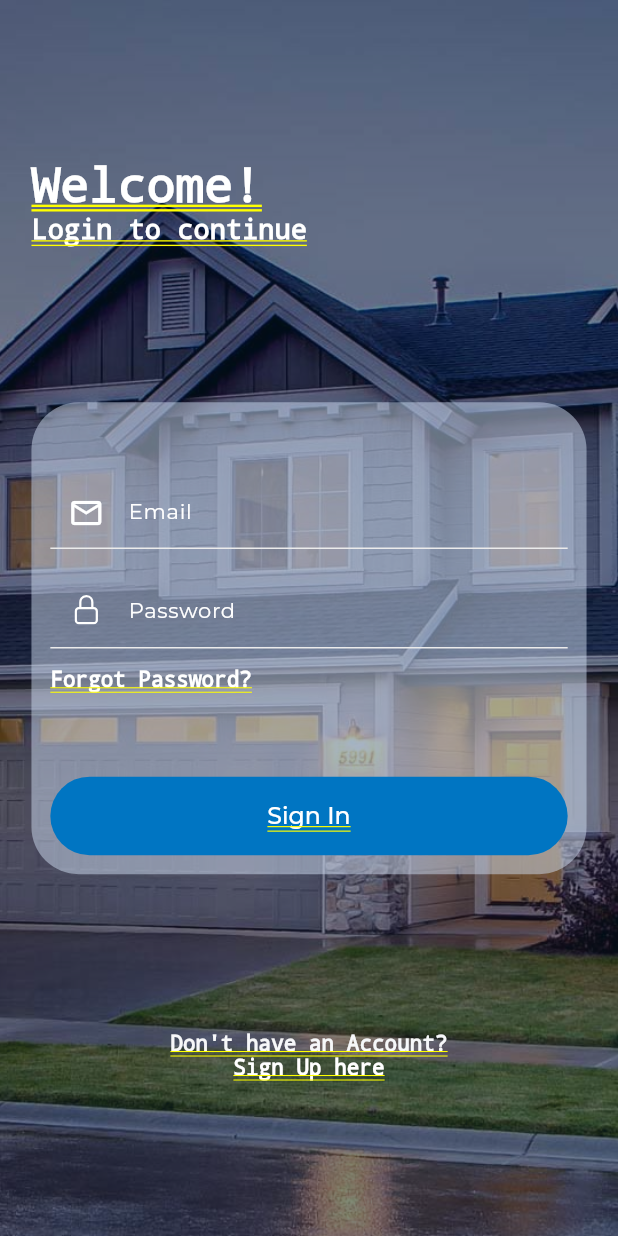
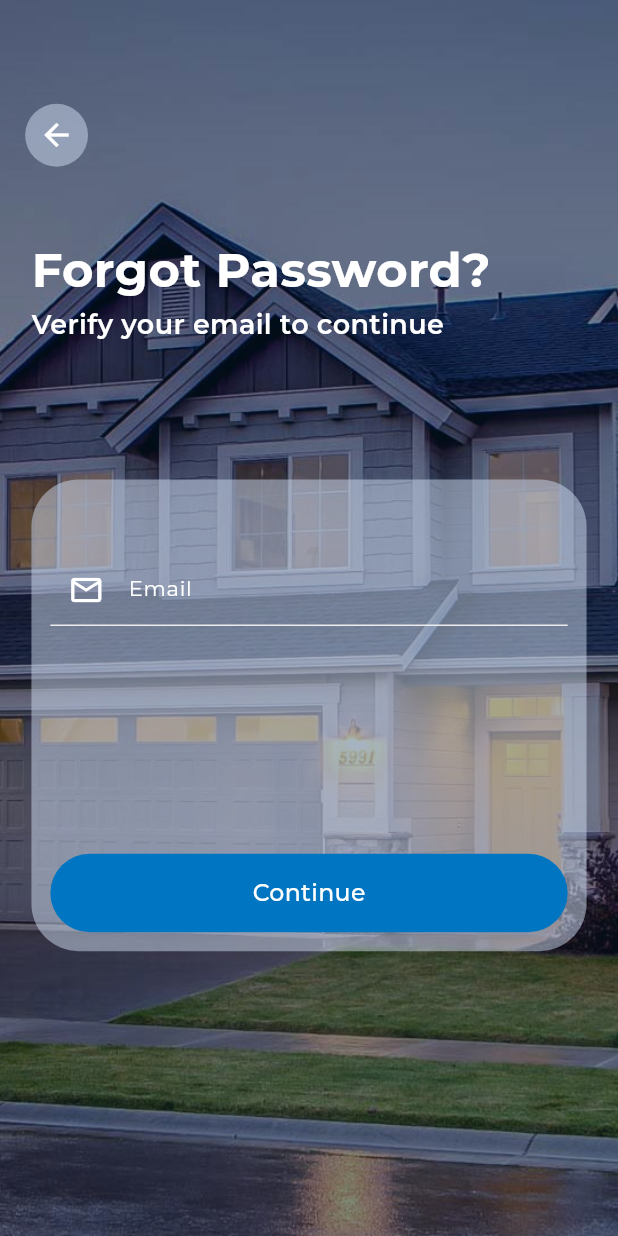
Before and after one commit to mahnoorr1/stargate, a Flutter app: the LoginScreen screen opened by its route, after a tap on "Forgot Password?", on a phone screen of 412 x 824 dp. Run offline on Flutter 3.47's test engine with Material 3 defaults, Android fonts, the phone set to English and light mode, and no system bars; our stand-ins replace dots_indicator, dropdown_button2, file_picker, flutter_bloc, flutter_cache_manager, flutter_easyloading and 10 more; missing offline and left inert: carousel_slider_plus, country_state_city_pro, flutter_cached_pdfview, flutter_pdfview; accounts and stored records are empty; network calls fail.

Commit message:
forget password done

```diff
--- /dev/null
+++ b/lib/screens/forget password/forget_pass.dart
@@ -0,0 +1,318 @@
+// ignore_for_file: use_build_context_synchronously
+
+import 'package:flutter/material.dart';
+import 'package:flutter_screenutil/flutter_screenutil.dart';
+import 'package:stargate/services/user_profiling.dart';
+import 'package:stargate/widgets/buttons/back_button.dart';
+import 'package:stargate/widgets/custom_toast.dart';
+import 'package:stargate/widgets/inputfields/underlined_textfield.dart';
+import 'package:stargate/widgets/loader/loader.dart';
+import 'package:stargate/widgets/screen/screen.dart';
+
+import '../../config/core.dart';
+import '../../utils/app_images.dart';
+import '../../widgets/buttons/custom_button.dart';
+
+class ForgetPass extends StatefulWidget {
+  const ForgetPass({super.key});
+
+  @override
+  State<ForgetPass> createState() => _ForgetPassState();
+}
+
+class _ForgetPassState extends State<ForgetPass> {
+  TextEditingController email = TextEditingController();
+
+  TextEditingController otp = TextEditingController();
+
+  TextEditingController pass = TextEditingController();
+
+  TextEditingController confirmPass = TextEditingController();
+
+  bool loading = false;
+
+  final formKey = GlobalKey<FormState>();
+
+  bool emailActive = true;
+
+  bool otpActive = false;
+
+  bool changePass = false;
+
+  void onEmailContinue() async {
+    if (email.text.isEmpty) {
+      showToast(
+        message: "Please enter email!",
+        context: context,
+        isAlert: true,
+        color: Colors.redAccent,
+      );
+    } else {
+      setState(() {
+        loading = true;
+      });
+      String emailResponse = await forgetPassword(email.text);
+      showToast(
+        message: emailResponse,
+        context: context,
+      );
+      if (emailResponse == 'OTP sent to your email') {
+        setState(() {
+          emailActive = false;
+          otpActive = true;
+          loading = false;
+        });
+      }
+      setState(() {
+        loading = false;
+      });
+    }
+  }
+
+  void verifyOTP() async {
+    setState(() {
+      loading = true;
+    });
+    String response = await verifyForgetPassOTP(otp.text, email.text);
+    showToast(message: response, context: context, isAlert: true);
+    setState(() {
+      loading = false;
+    });
+    if (response == 'Email verified!') {
+      setState(() {
+        otpActive = false;
+        changePass = true;
+      });
+    }
+  }
+
+  void changePassword() async {
+    if (pass.text != confirmPass.text) {
+      showToast(
+        message: "Password does not match",
+        context: context,
+        isAlert: true,
+        color: Colors.redAccent,
+      );
+    } else {
+      setState(() {
+        loading = true;
+      });
+      String response = await resetForgottenPassword(email.text, pass.text);
+      showToast(message: response, context: context, isAlert: true);
+      if (response == "Password Changed, Login to Continue!") {
+        Navigator.pop(context);
+      }
+      setState(() {
+        loading = false;
+      });
+    }
+  }
+
+  @override
+  Widget build(BuildContext context) {
+    return Screen(
+      overlayWidgets: [
+        if (loading)
+          const FullScreenLoader(
+            loading: true,
+          )
+      ],
+      child: Scaffold(
+        body: Container(
+          height: double.infinity,
+          width: double.infinity,
+          decoration: const BoxDecoration(
+            image: DecorationImage(
+              image: AssetImage(
+                AppImages.house,
+              ),
+              fit: BoxFit.cover,
+            ),
+          ),
+          child: Stack(
+            children: [
+              Container(
+                height: double.infinity,
+                width: double.infinity,
+                // ignore: deprecated_member_use
+                color: AppColors.black.withOpacity(0.5),
+              ),
+              GestureDetector(
+                onTap: () => Navigator.pop(context),
+                child: Padding(
+                  padding:
+                      EdgeInsets.symmetric(vertical: 60.w, horizontal: 10.w),
+                  child: const CustomBackButton(
+                    color: Colors.white,
+                  ),
+                ),
+              ),
+              Padding(
+                padding: EdgeInsets.symmetric(horizontal: 20.w),
+                child: Column(
+                  crossAxisAlignment: CrossAxisAlignment.start,
+                  mainAxisAlignment: MainAxisAlignment.spaceEvenly,
+                  children: [
+                    Column(
+                      crossAxisAlignment: CrossAxisAlignment.start,
+                      children: [
+                        SizedBox(
+                          height: 70.h,
+                        ),
+                        Text(
+                          emailActive
+                              ? "Forgot Password?"
+                              : otpActive
+                                  ? "Verify OTP"
+                                  : "Change Password",
+                          style: AppStyles.heading1.copyWith(
+                            color: Colors.white,
+                          ),
+                        ),
+                        Text(
+                          emailActive
+                              ? "Verify your email to continue"
+                              : otpActive
+                                  ? "Enter the OTP sent to you at ${email.text}"
+                                  : "Enter a new valid password",
+                          style: AppStyles.heading3.copyWith(
+                            color: Colors.white,
+                          ),
+                        ),
+                      ],
+                    ),
+                    Align(
+                      alignment: Alignment.center,
+                      child: Container(
+                        height: 300.w,
+                        width: MediaQuery.of(context).size.width * 0.9,
+                        padding: EdgeInsets.all(12.w),
+                        decoration: BoxDecoration(
+                          borderRadius: BorderRadius.circular(30.w),
+                          color: AppColors.lightBlue,
+                        ),
+                        child: Form(
+                          key: formKey,
+                          child: Column(
+                            mainAxisAlignment: MainAxisAlignment.center,
+                            crossAxisAlignment: CrossAxisAlignment.start,
+                            children: [
+                              SizedBox(
+                                height: 24.w,
+                              ),
+                              emailActive
+                                  ? UnderlinedTextField(
+                                      controller: email,
+                                      label: "Email",
+                                      hintText: "Enter email",
+                                      inputType: TextInputType.emailAddress,
+                                      icon: Icons.email_outlined,
+                                      obscureText: true,
+                                      validator: (value) {
+                                        if (value == null || value.isEmpty) {
+                                          return 'Please enter your email';
+                                        }
+                                        if (!RegExp(r'^[^@]+@[^@]+\.[^@]+')
+                                            .hasMatch(value)) {
+                                          return 'Please enter a valid email address';
+                                        }
+                                        return null;
+                                      },
+                                    )
+                                  : otpActive
+                                      ? UnderlinedTextField(
+                                          controller: otp,
+                                          label: "Enter otp",
+                                          hintText: "Enter otp",
+                                          inputType: TextInputType.number,
+                                          icon: Icons.password,
+                                          validator: (value) {
+                                            if (value == null ||
+                                                value.isEmpty) {
+                                              return 'Please enter OTP';
+                                            }
+
+                                            return null;
+                                          },
+                                        )
+                                      : Column(
+                                          children: [
+                                            UnderlinedTextField(
+                                              controller: pass,
+                                              label: "New Password",
+                                              hintText: "New Password",
+                                              inputType: TextInputType.text,
+                                              prefixSvgPath: AppIcons.lock,
+                                              validator: (value) {
+                                                if (value == null ||
+                                                    value.isEmpty) {
+                                                  return 'Please enter password';
+                                                } else if (value.length < 8) {
+                                                  return 'Password should be atleast 8 characters';
+                                                }
+
+                                                return null;
+                                              },
+                                            ),
+                                            SizedBox(
+                                              height: 3.w,
+                                            ),
+                                            UnderlinedTextField(
+                                              controller: confirmPass,
+                                              label: "Confirm Password",
+                                              hintText: "Confirm Password",
+                                              inputType: TextInputType.text,
+                                              prefixSvgPath: AppIcons.lock,
+                                              obscureText: true,
+                                              validator: (value) {
+                                                if (value == null ||
+                                                    value.isEmpty) {
+                                                  return 'Please enter password';
+                                                } else if (value.length < 8) {
+                                                  return 'Password should be atleast 8 characters';
+                                                }
+
+                                                return null;
+                                              },
+                                            ),
+                                          ],
+                                        ),
+                              const Spacer(),
+                              CustomButton(
+                                  text: changePass
+                                      ? "Change Password"
+                                      : "Continue",
+                                  onPressed: () {
+                                    if (emailActive) {
+                                      if (formKey.currentState!.validate()) {
+                                        onEmailContinue();
+                                      }
+                                    } else if (otpActive) {
+                                      if (formKey.currentState!.validate()) {
+                                        verifyOTP();
+                                      }
+                                    } else {
+                                      if (formKey.currentState!.validate()) {
+                                        changePassword();
+                                      }
+                                    }
+                                  }),
+                            ],
+                          ),
+                        ),
+                      ),
+                    ),
+                    const SizedBox(
+                      height: 10,
+                    ),
+                  ],
+                ),
+              ),
+            ],
+          ),
+        ),
+      ),
+    );
+  }
+}
--- a/lib/screens/login/login_screen.dart
+++ b/lib/screens/login/login_screen.dart
@@ -3,6 +3,7 @@
 import 'package:flutter/material.dart';
 import 'package:stargate/config/core.dart';
 import 'package:stargate/providers/service_providers_provider.dart';
+import 'package:stargate/screens/forget%20password/forget_pass.dart';
 import 'package:stargate/screens/otp_screen/otp_Screen.dart';
 import 'package:stargate/services/user_profiling.dart';
 import 'package:stargate/utils/app_images.dart';
@@ -28,7 +29,15 @@ class _LoginScreenState extends State<LoginScreen> {
   bool login = false;
   final formKey = GlobalKey<FormState>();
 
-  void onForgetPassword() {}
+  void onForgetPassword() {
+    Navigator.push(
+      context,
+      MaterialPageRoute(
+        builder: (context) => ForgetPass(),
+      ),
+    );
+  }
+
   bool isValidEmail() {
     final RegExp emailRegex =
         RegExp(r'^[a-zA-Z0-9_.+-]+@[a-zA-Z0-9-]+\.[a-zA-Z0-9-.]+$');
--- a/lib/services/service_providers.dart
+++ b/lib/services/service_providers.dart
@@ -22,17 +22,20 @@ Future<List<User>> getAllServiceUsers() async {
       String jsonString = await response.stream.bytesToString();
       try {
         final decodedData = jsonDecode(jsonString);
+        print(decodedData);
         final users = (decodedData['data'] as List<dynamic>)
             .map((userJson) => User.fromJson(userJson as Map<String, dynamic>))
             .toList();
         return users;
       } catch (e) {
+        print(e.toString());
         return [];
       }
     } else {
       throw Exception('Failed to get users: ${response.statusCode}');
     }
   } catch (e) {
+    print("errrorrrr");
     return [];
   }
 }
```
Also changed, not shown: lib/services/user_profiling.dart (+86 -0 lines).
